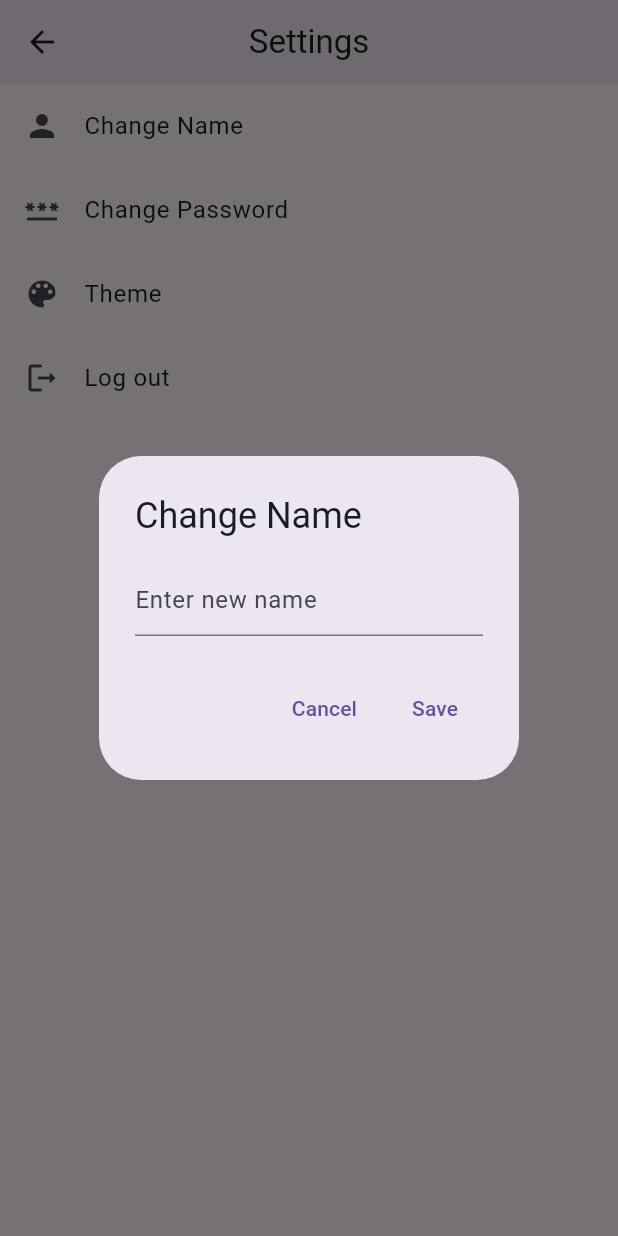
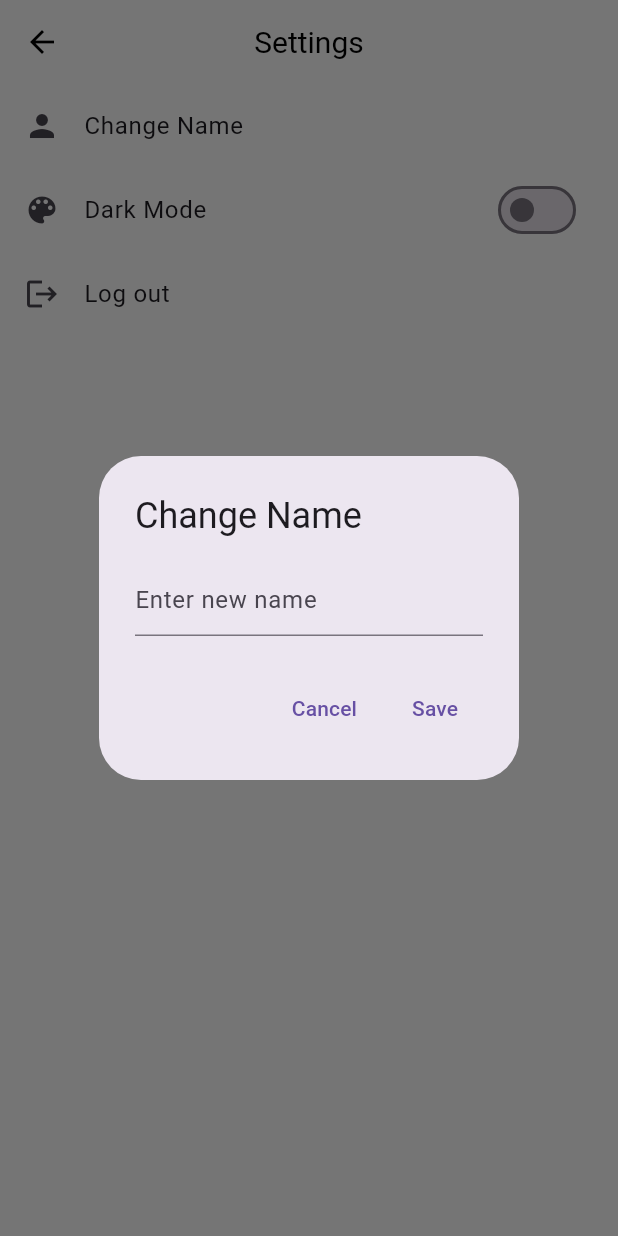
Before and after one commit to Sanmeet-EWU/cscd-350-project-stella, a Flutter app: the SettingPage screen opened directly, after a tap on "Change Name", on a phone screen of 412 x 824 dp. Run offline on Flutter 3.47's test engine with Material 3 defaults, Android fonts, the phone set to English and light mode, and no system bars; our stand-ins replace cloud_firestore, firebase_auth, firebase_core, firebase_storage, flutter_animate, image_picker; missing offline and left inert: cscd350_takethat; accounts and stored records are empty; network calls fail.

Commit message:
updated version with setting and prompts

```diff
--- a/lib/pages/home_page.dart
+++ b/lib/pages/home_page.dart
@@ -26,7 +26,7 @@ class _HomePageState extends State<HomePage> {
     return Scaffold(
       body: _children[_selectedIndex],
       bottomNavigationBar: BottomNavigationBar(
-        backgroundColor: Colors.white,
+        //backgroundColor: Colors.white,
         currentIndex: _selectedIndex,
         onTap: _navigateBottomNavBar,
         type: BottomNavigationBarType.fixed,
--- a/lib/pages/setting_page.dart
+++ b/lib/pages/setting_page.dart
@@ -1,5 +1,6 @@
 import 'package:flutter/material.dart';
 import 'login_page.dart';
+import '../main.dart'; // to access themeNotifier
 
 class SettingPage extends StatelessWidget {
   const SettingPage({super.key});
@@ -9,8 +10,8 @@ class SettingPage extends StatelessWidget {
     return Scaffold(
       appBar: AppBar(
         title: const Text('Settings'),
-        centerTitle: true, // optional: centers the title
-        backgroundColor: Colors.purple[50],
+        centerTitle: true,
+        backgroundColor: Theme.of(context).appBarTheme.backgroundColor,
       ),
       body: ListView(
         children: [
@@ -18,28 +19,19 @@ class SettingPage extends StatelessWidget {
             leading: const Icon(Icons.person),
             title: const Text('Change Name'),
             onTap: () {
+              String newName = '';
               showDialog(
                 context: context,
-                builder: (context) {
-                  String newName = '';
-                  return AlertDialog(
+                builder: (context) => AlertDialog(
                   title: const Text('Change Name'),
                   content: TextField(
-                      decoration: const InputDecoration(
-                        hintText: 'Enter new name',
-                      ),
-                      onChanged: (value) {
-                        newName = value;
-                      },
+                    decoration: const InputDecoration(hintText: 'Enter new name'),
+                    onChanged: (value) => newName = value,
                   ),
                   actions: [
-                      TextButton(
-                        onPressed: () => Navigator.pop(context),
-                        child: const Text('Cancel'),
-                      ),
+                    TextButton(onPressed: () => Navigator.pop(context), child: const Text('Cancel')),
                     TextButton(
                       onPressed: () {
-                          // Handle saving the new name here
                         Navigator.pop(context);
                         ScaffoldMessenger.of(context).showSnackBar(
                           SnackBar(content: Text('Name changed to $newName')),
@@ -48,28 +40,30 @@ class SettingPage extends StatelessWidget {
                       child: const Text('Save'),
                     ),
                   ],
-                  );
-                },
+                ),
               );
             },
           ),
           ListTile(
-            leading: const Icon(Icons.password),
-            title: const Text('Change Password'),
+            leading: const Icon(Icons.color_lens),
+            title: const Text('Dark Mode'),
+            trailing: Switch(
+              value: themeNotifier.value == ThemeMode.dark,
+              onChanged: (bool value) {
+                themeNotifier.value = value ? ThemeMode.dark : ThemeMode.light;
+              },
+            ),
           ),
           ListTile(
-            leading: const Icon(Icons.color_lens),
-            title: const Text('Theme'),
-          ),
-          ListTile(
-            leading: const Icon(Icons.logout_rounded),
+            leading: const Icon(Icons.logout),
             title: const Text('Log out'),
-            onTap:(){
-              Navigator.push(
+            onTap: () {
+              Navigator.pushReplacement(
                 context,
                 MaterialPageRoute(builder: (context) => const LoginPage()),
-              );},
-          )
+              );
+            },
+          ),
         ],
       ),
     );
--- a/pubspec.yaml
+++ b/pubspec.yaml
@@ -40,6 +40,7 @@
     image_picker: ^1.1.2
     flutter_animate: ^4.2.0
     firebase_storage: ^12.4.6
+    http: ^0.13.5
   dev_dependencies:
     flutter_test:
       sdk: flutter
```
Also changed, not shown: lib/main.dart (+45 -7 lines), lib/pages/friends_page.dart (+16 -2 lines), lib/pages/takethat_page.dart (+53 -5 lines), assets/logo1.png (added), pubspec.lock. Lines whose indentation alone changed are shown as unchanged.
